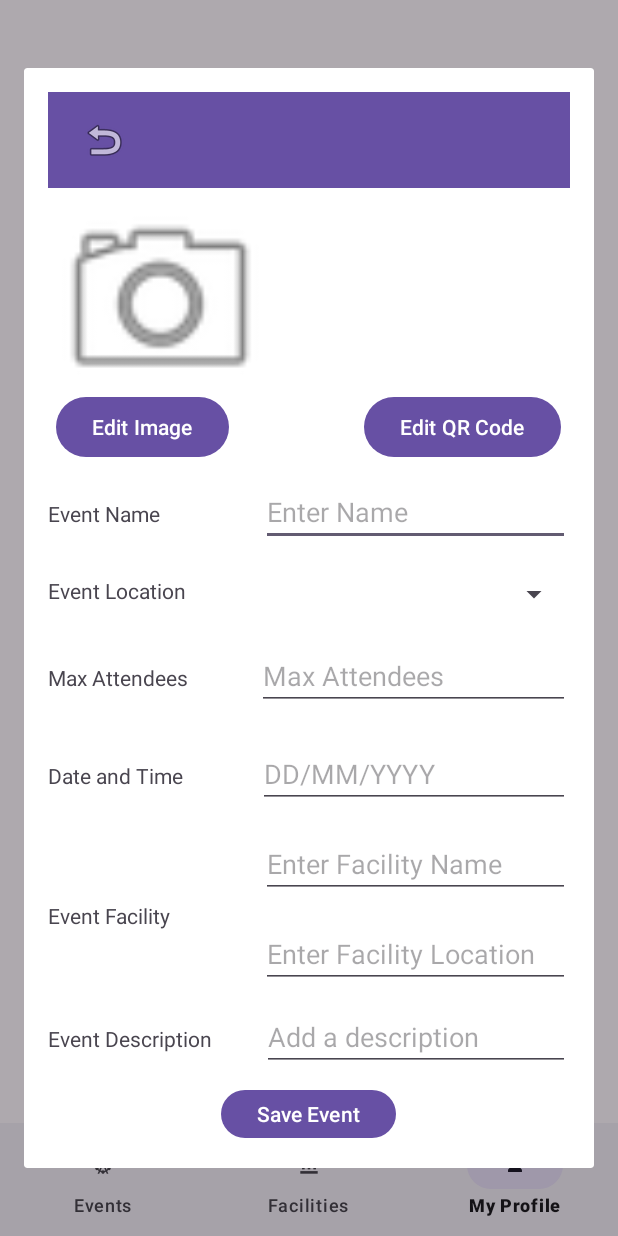
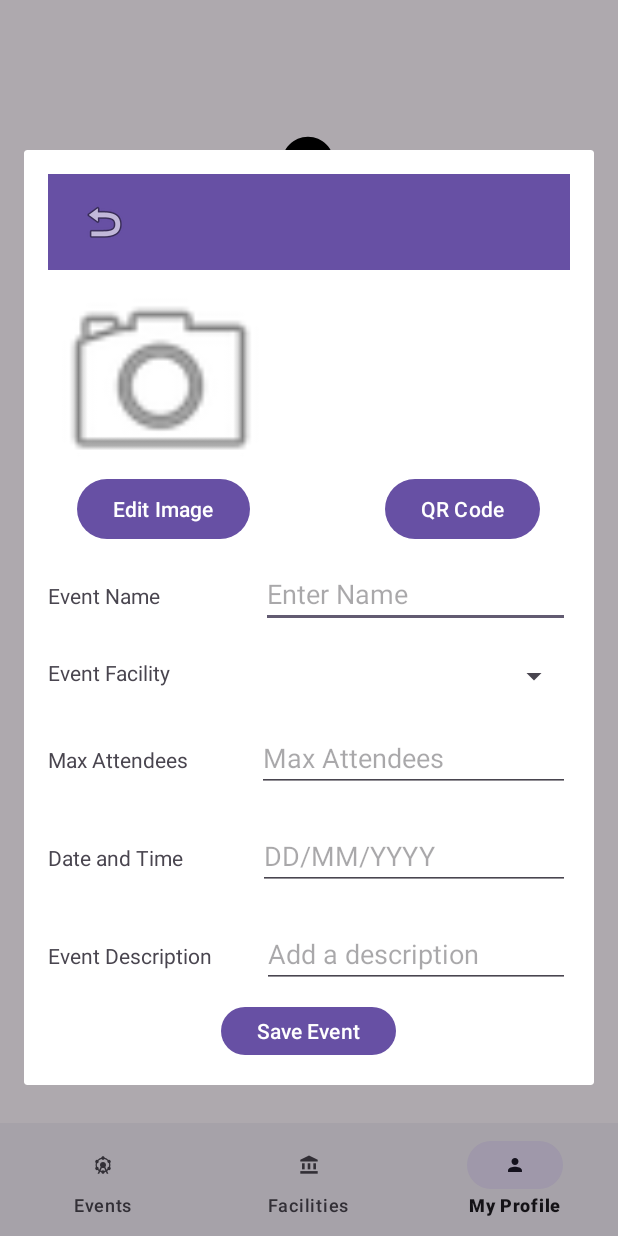
Before and after one commit to CMPUT301F24jigsaw/jigsaw-EventHub, an Android app: the fragment OrganizerAddEvent placed in its activity, item 3 of the bottom bar chosen, on a phone screen of 412 x 824 dp. Run offline under Robolectric (Android 15) with nearby library versions, the phone set to English and light mode, and no system bars; our stand-ins replace Firebase (no records; nobody signed in at launch, a user with empty details on screens opened directly); libraries missing offline, so code that uses them is left out: com.journeyapps.barcodescanner; pictures from the network do not load; 5 statements that could not run were skipped.

```diff
--- a/app/src/main/java/com/example/eventhub_jigsaw/Facility.java
+++ b/app/src/main/java/com/example/eventhub_jigsaw/Facility.java
@@ -5,8 +5,6 @@ import java.util.ArrayList;
 import java.util.List;
 
 public class Facility implements Serializable {
-    private static final long serialVersionUID = 1L; // For serialization
-
     private final String organizerID;
     private String id; // Unique identifier for the facility
     private String name; // Facility name
--- a/app/src/main/java/com/example/eventhub_jigsaw/organizer/OrganizerHomePage.java
+++ b/app/src/main/java/com/example/eventhub_jigsaw/organizer/OrganizerHomePage.java
@@ -52,7 +52,11 @@ public class OrganizerHomePage extends AppCompatActivity {
     private void loadFragment(Fragment fragment) {
         FragmentManager fragmentManager = getSupportFragmentManager();
         FragmentTransaction fragmentTransaction = fragmentManager.beginTransaction();
+
+        // Ensure the transaction is a replacement
         fragmentTransaction.replace(R.id.flFragment_organizer, fragment);
+        fragmentTransaction.addToBackStack(null); // Optional: If you want the fragment to be added to the back stack
         fragmentTransaction.commit();
     }
+
 }
--- a/app/src/main/java/com/example/eventhub_jigsaw/organizer/event/OrganizerAddEvent.java
+++ b/app/src/main/java/com/example/eventhub_jigsaw/organizer/event/OrganizerAddEvent.java
@@ -8,9 +8,11 @@ import android.util.Base64;
 import android.view.LayoutInflater;
 import android.view.View;
 import android.view.ViewGroup;
+import android.widget.ArrayAdapter;
 import android.widget.EditText;
 import android.widget.ImageButton;
 import android.widget.ImageView;
+import android.widget.Spinner;
 import android.widget.Toast;
 
 import androidx.annotation.NonNull;
@@ -21,6 +23,7 @@ import com.example.eventhub_jigsaw.Event;
 import com.example.eventhub_jigsaw.Facility;
 import com.example.eventhub_jigsaw.R;
 import com.google.firebase.firestore.FirebaseFirestore;
+import com.google.firebase.firestore.QueryDocumentSnapshot;
 import com.google.zxing.BarcodeFormat;
 import com.google.zxing.WriterException;
 import com.journeyapps.barcodescanner.BarcodeEncoder;
@@ -28,12 +31,14 @@ import com.journeyapps.barcodescanner.BarcodeEncoder;
 import java.io.ByteArrayOutputStream;
 import java.util.ArrayList;
 import java.util.Calendar;
+import java.util.List;
 import java.util.regex.Pattern;
 
 public class OrganizerAddEvent extends DialogFragment {
 
     private FirebaseFirestore db;
-    private EditText eventName, maxAttendees, dateTime, eventDescription, facilityName, facilityLocation;
+    private EditText eventName, maxAttendees, dateTime, eventDescription;
+    Spinner facilityName;
     private ImageView qrCodeImageView;
 
     private OnEventAddedListener eventAddedListener;// Listener for notifying when an event is added
@@ -57,13 +62,15 @@ public class OrganizerAddEvent extends DialogFragment {
         dateTime = view.findViewById(R.id.dateTime);
         eventDescription = view.findViewById(R.id.eventDescription);
         qrCodeImageView = view.findViewById(R.id.eventQR);
-        facilityName = view.findViewById(R.id.facilityName);
-        facilityLocation = view.findViewById(R.id.facilityLocation);
+        facilityName = view.findViewById(R.id.eventLocation);
 
         String organizerID = Settings.Secure.getString(requireContext().getContentResolver(), Settings.Secure.ANDROID_ID);
 
         // Initialize Firestore
         db = FirebaseFirestore.getInstance();
+
+        // Fetch and populate the Spinner with facilities from Firestore
+        fetchFacilities();
 
         // Handle back button
         ImageButton backButton = view.findViewById(R.id.backButton);
@@ -79,8 +86,8 @@ public class OrganizerAddEvent extends DialogFragment {
             String date = dateTime.getText().toString().trim();
             String description = eventDescription.getText().toString().trim();
             int maxAttendeesInt = Integer.parseInt(maxAttendees.getText().toString().trim());
-            String facilityname = facilityName.getText().toString().trim();
-            String facilitylocation = facilityLocation.getText().toString().trim();
+            String facilityname = facilityName.getSelectedItem().toString();
+
 
             // Create a new event object
             Event newEvent = new Event(name, date, organizerID, maxAttendeesInt, description);
@@ -88,9 +95,6 @@ public class OrganizerAddEvent extends DialogFragment {
             newEvent.setSampledUsers(new ArrayList<>()); // Initialize sampled users
             newEvent.setRegisteredUsers(new ArrayList<>());
             newEvent.setDeclinedInvitationUser(new ArrayList<>());
-
-            //Create a new facility
-            Facility newFacility = new Facility(organizerID, facilityname, facilitylocation, maxAttendeesInt);
 
             // Save to Firestore
             db.collection("events").add(newEvent)
@@ -101,15 +105,46 @@ public class OrganizerAddEvent extends DialogFragment {
                     .addOnFailureListener(e -> {
                         Toast.makeText(getContext(), "Failed to create event: " + e.getMessage(), Toast.LENGTH_SHORT).show();
                     });
+    });
+    }
 
-            db.collection("facility").add(newFacility)
-                    .addOnSuccessListener(documentReference -> {
-                    })
-                    .addOnFailureListener(e -> {
-                        Toast.makeText(getContext(), "Failed to create facility: " + e.getMessage(), Toast.LENGTH_SHORT).show();
-                    });
-        });
+    // This method will fetch the facilities from Firestore and populate the Spinner
+    private void fetchFacilities() {
+        db.collection("facilities") // Fetch facilities collection
+                .get() // Get all the documents in the collection
+                .addOnCompleteListener(task -> {
+                    if (task.isSuccessful()) {
+                        List<String> facilityNames = new ArrayList<>(); // List to store facility names
+
+                        // Loop through the documents in the Firestore response
+                        for (QueryDocumentSnapshot document : task.getResult()) {
+                            // Assuming each document has a field "facilityName" that contains the name of the facility
+                            String facilityName = document.getString("facilityName");
+
+                            // Check if facilityName is not null, then add it to the list
+                            if (facilityName != null) {
+                                facilityNames.add(facilityName);
+                            }
+                        }
+
+                        // Check if facilities were fetched successfully
+                        if (!facilityNames.isEmpty()) {
+                            // Populate the Spinner with facility names
+                            ArrayAdapter<String> adapter = new ArrayAdapter<>(getContext(),
+                                    android.R.layout.simple_spinner_item, facilityNames);
+                            adapter.setDropDownViewResource(android.R.layout.simple_spinner_dropdown_item);
+                            facilityName.setAdapter(adapter); // Set the adapter to the Spinner
+                        } else {
+                            // Show a message if no facilities are available
+                            Toast.makeText(getContext(), "No facilities available.", Toast.LENGTH_SHORT).show();
+                        }
+                    } else {
+                        // Handle error when fetching facilities from Firestore
+                        Toast.makeText(getContext(), "Error fetching facilities: " + task.getException().getMessage(), Toast.LENGTH_SHORT).show();
+                    }
+                });
     }
+
 
     private void generateAndSaveQrCode(String eventId) {
         String eventLink = "https://yourapp.example.com/event/" + eventId;
--- a/app/src/main/java/com/example/eventhub_jigsaw/organizer/facility/OrganizerFacilityPage.java
+++ b/app/src/main/java/com/example/eventhub_jigsaw/organizer/facility/OrganizerFacilityPage.java
@@ -11,7 +11,7 @@ public class OrganizerFacilityPage {
     }
 
     // Getter for facility name
-    public String getEventName_organizer() {
+    public String getFacilityName_organizer() {
         return facilityName_organizer;
     }
 }
--- a/app/src/main/res/layout/organizer_add_event.xml
+++ b/app/src/main/res/layout/organizer_add_event.xml
@@ -67,7 +67,7 @@
             android:id="@+id/generateQRCodeButton"
             android:layout_width="wrap_content"
             android:layout_height="wrap_content"
-            android:text="Edit QR Code"
+            android:text="QR Code"
             android:layout_marginStart="90dp" />
     </LinearLayout>
     <!-- Event Name -->
@@ -103,7 +103,7 @@
         <TextView
             android:layout_width="wrap_content"
             android:layout_height="wrap_content"
-            android:text="Event Location"
+            android:text="Event Facility"
             android:paddingEnd="50dp"
             android:labelFor="@id/eventLocation" />
 
@@ -159,43 +159,6 @@
             android:hint="DD/MM/YYYY" />
     </LinearLayout>
 
-    <!-- Event Facility -->
-    <LinearLayout
-        android:layout_width="match_parent"
-        android:layout_height="wrap_content"
-        android:paddingBottom="10dp"
-        android:orientation="horizontal">
-
-        <TextView
-            android:layout_width="wrap_content"
-            android:layout_height="wrap_content"
-            android:paddingTop="42dp"
-            android:paddingEnd="60dp"
-            android:text="Event Facility" />
-
-        <LinearLayout
-            android:layout_width="match_parent"
-            android:layout_height="wrap_content"
-            android:orientation="vertical">
-            <com.google.android.material.textfield.TextInputEditText
-                android:id="@+id/facilityName"
-                android:layout_width="match_parent"
-                android:layout_height="40dp"
-                android:layout_marginBottom="20dp"
-                android:hint="Enter Facility Name" />
-            <com.google.android.material.textfield.TextInputEditText
-                android:id="@+id/facilityLocation"
-                android:layout_width="match_parent"
-                android:layout_height="40dp"
-                android:hint="Enter Facility Location"/>
-
-
-        </LinearLayout>
-
-
-
-    </LinearLayout>
-
     <!-- Event Description -->
     <LinearLayout
         android:layout_width="match_parent"
--- a/app/src/main/res/layout/organizer_facility_items.xml
+++ b/app/src/main/res/layout/organizer_facility_items.xml
@@ -12,13 +12,13 @@
         android:padding="20dp"
         android:layout_weight="1"
         android:textSize="30sp"
-        android:text="Username" />
+        android:text="Facility Name" />
 
     <!-- Button aligned to the right -->
     <Button
-        android:id="@+id/button_sample_User"
+        android:id="@+id/button_more_info"
         android:layout_width="wrap_content"
         android:layout_height="wrap_content"
-        android:text="Sample Users"
+        android:text="more info"
         android:layout_marginBottom="70dp" />
 </LinearLayout>
```
Also changed, not shown: app/src/main/java/com/example/eventhub_jigsaw/organizer/facility/OrganizerAddFacility.java (+7 -1 lines), app/src/main/java/com/example/eventhub_jigsaw/organizer/facility/OrganizerFacilityAdapter.java (+10 -39 lines).
